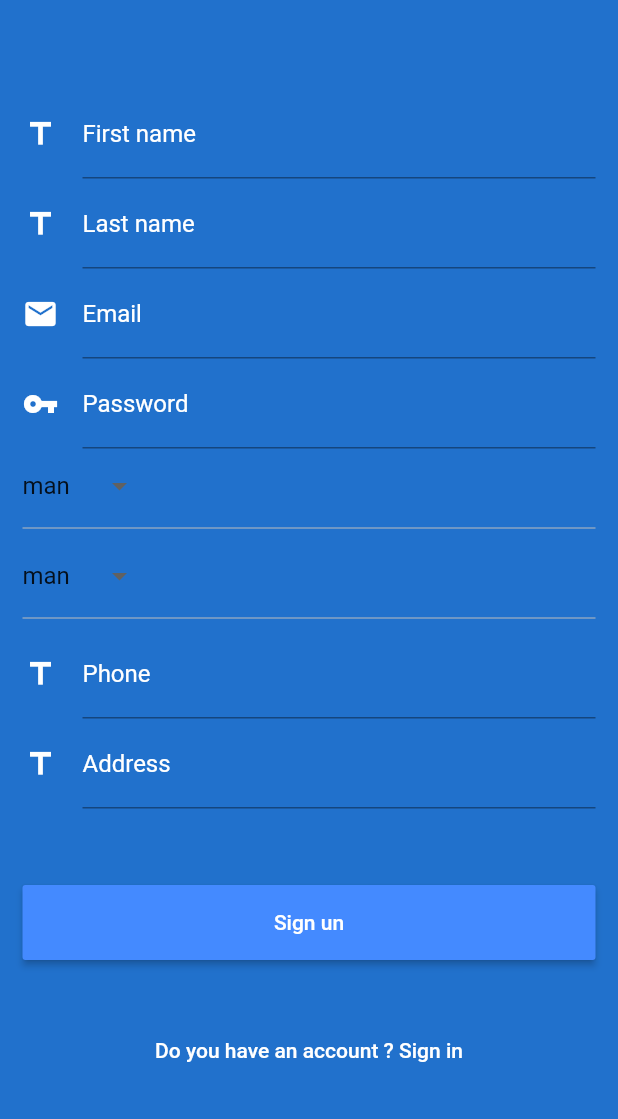
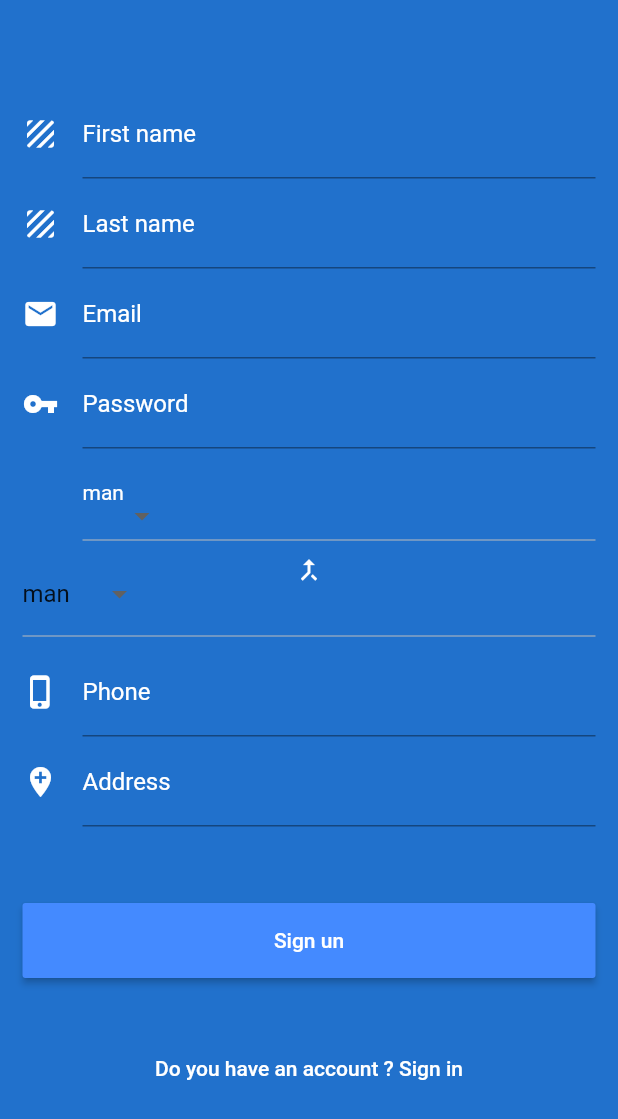
Before and after one commit to ibrahimBougaoua/factory_moblie_app, a Flutter app: the screen it shows after launch, after a tap on an icon or button, on a phone screen of 412 x 824 dp. Shown: the top 1119 px of the screen. Run offline on Flutter 3.47's test engine with Material 2 defaults, Android fonts, the light colour scheme and no system bars; our stand-ins replace shared_preferences; network calls fail.

Commit message:
Refactoring : Signup

```diff
--- a/lib/view/signup.dart
+++ b/lib/view/signup.dart
@@ -45,6 +45,9 @@ class SignupState extends State<Signup> {
 
   int _value = 1;
 
+  List<String> options = <String>['man', 'woman'];
+  String dropdownValue = 'man';
+
   @override
   Widget build(BuildContext context) {
 
@@ -79,7 +82,7 @@ class SignupState extends State<Signup> {
                       labelText: 'First name',
                       hintText: 'First name',
                       labelStyle: TextStyle(color: Colors.white,),
-                      icon: new Icon(Icons.title,color: Colors.white)
+                      icon: new Icon(Icons.texture,color: Colors.white)
                   ),
                 ),
               ),
@@ -92,7 +95,7 @@ class SignupState extends State<Signup> {
                       labelText: 'Last name',
                       hintText: 'Last name',
                       labelStyle: TextStyle(color: Colors.white,),
-                      icon: new Icon(Icons.title,color: Colors.white)
+                      icon: new Icon(Icons.texture,color: Colors.white)
                   ),
                 ),
               ),
@@ -123,25 +126,46 @@ class SignupState extends State<Signup> {
                 ),
               ),
               Container(
-                height: 60,
-                child: DropdownButton(
-                    value: _value,
-                    items: [
-                      DropdownMenuItem(
-                        child: Text("man"),
-                        value: 1,
-                      ),
-                      DropdownMenuItem(
-                        child: Text("woman"),
-                        value: 2,
-                      )
-                    ],
-                    onChanged: (value) {
-                      setState(() {
-                        _value = value;
-                      });
-                    }),
-              ),Container(
+                //alignment: Alignment.center,
+                //color: Colors.white,
+                padding: const EdgeInsets.only(top: 20,left: 40,right: 0,bottom: 0),
+                child: DropdownButton<String>(
+                  value: dropdownValue,
+                  onChanged: (String newValue) {
+                    setState(() {
+                      dropdownValue = newValue;
+                    });
+                  },
+                  style: TextStyle(color: Colors.blue),
+                  selectedItemBuilder: (BuildContext context) {
+                    return options.map((String value) {
+                      return Text(
+                        dropdownValue,
+                        style: TextStyle(color: Colors.white),
+                      );
+                    }).toList();
+                  },
+                  items: options.map<DropdownMenuItem<String>>((String value) {
+                    return DropdownMenuItem<String>(
+                      value: value,
+                      child: Text(value),
+                    );
+                  }).toList(),
+                ),
+              ),
+              Container(
+                width: 0,
+                height: 0,
+                margin: EdgeInsets.all(2),
+                padding: EdgeInsets.only(top: 0),
+                //alignment: Alignment.centerLeft,
+                child: Icon(
+                  Icons.merge_type,
+                  color: Colors.white,
+                  size: 20.0,
+                ),
+              ),
+              Container(
                 height: 60,
                 child: DropdownButton(
                     value: _value,
@@ -170,7 +194,7 @@ class SignupState extends State<Signup> {
                       labelText: 'Phone',
                       hintText: 'Phone',
                       labelStyle: TextStyle(color: Colors.white,),
-                      icon: new Icon(Icons.title,color: Colors.white)
+                      icon: new Icon(Icons.phone_iphone,color: Colors.white)
                   ),
                 ),
               ),
@@ -183,7 +207,7 @@ class SignupState extends State<Signup> {
                       labelText: 'Address',
                       hintText: 'Address',
                       labelStyle: TextStyle(color: Colors.white,),
-                      icon: new Icon(Icons.title,color: Colors.white)
+                      icon: new Icon(Icons.add_location,color: Colors.white)
                   ),
                 ),
               ),
```
